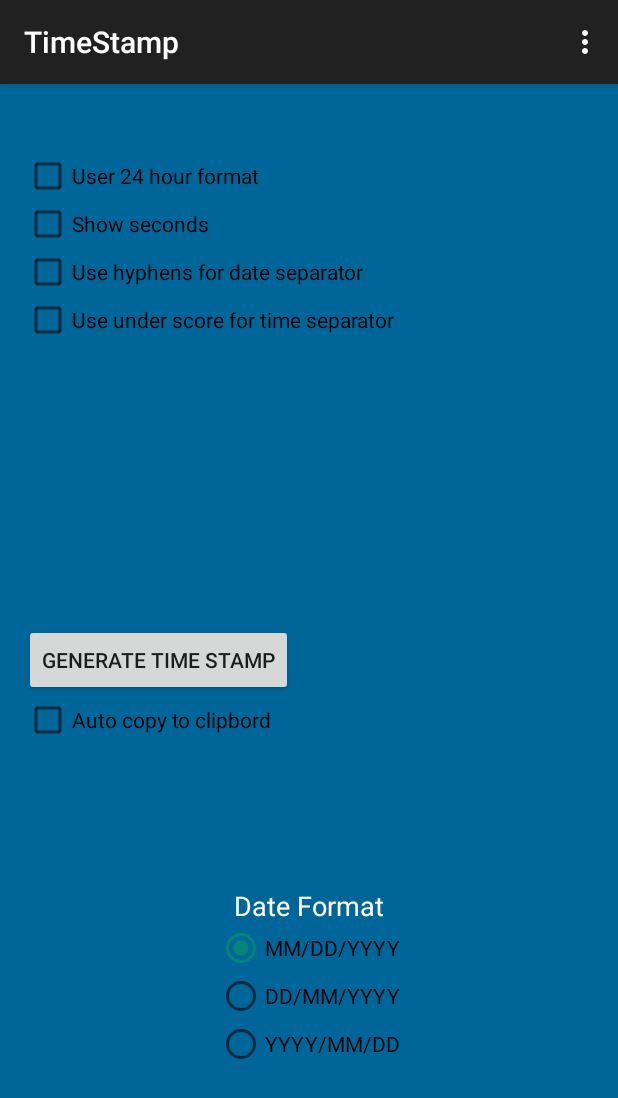
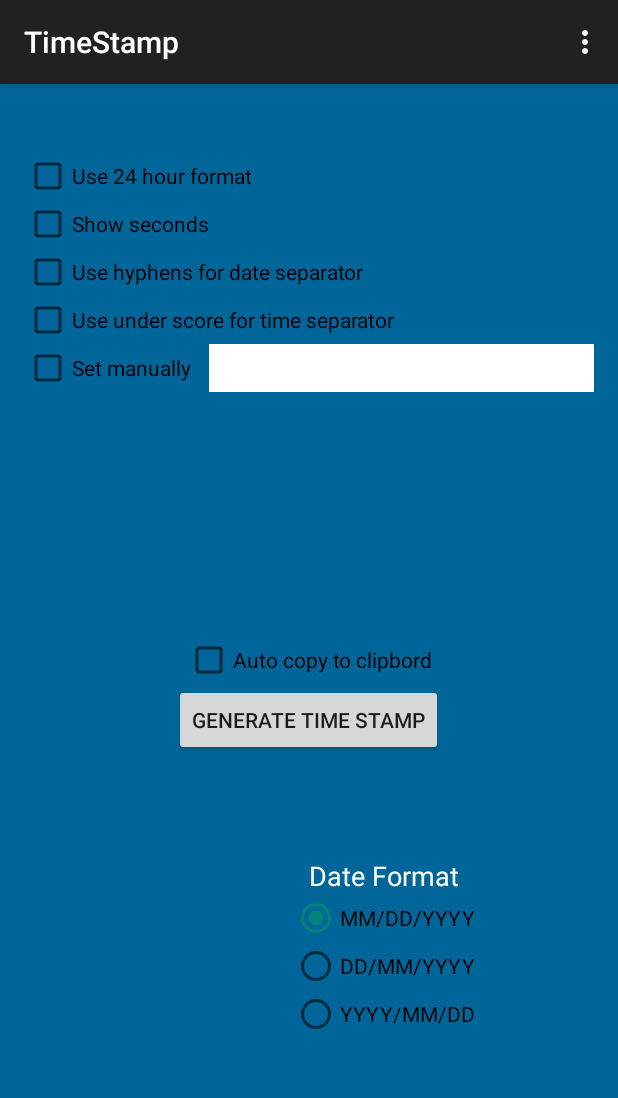
Before and after one commit to judek/TimeStamp, an Android app: the screen it shows after launch (MainActivity), on a phone screen of 412 x 824 dp. Shown: the top 1098 px of the screen. Run offline under Robolectric (Android 15) with nearby library versions, the phone set to English and light mode, and no system bars.

Commit message:
First Pass adding formated input, still need to get to input to be presistant

```diff
--- a/app/src/main/res/layout/activity_main.xml
+++ b/app/src/main/res/layout/activity_main.xml
@@ -19,7 +19,7 @@
     <CheckBox
         android:layout_width="wrap_content"
         android:layout_height="wrap_content"
-        android:text="User 24 hour format"
+        android:text="Use 24 hour format"
         android:id="@+id/checkBox24"
         android:layout_below="@+id/textView"
         android:layout_alignParentLeft="true"
@@ -116,9 +116,8 @@
         android:layout_height="wrap_content"
         android:text="Generate Time Stamp"
         android:id="@+id/button"
-        android:layout_centerVertical="true"
-        android:layout_alignParentLeft="true"
-        android:layout_alignParentStart="true" />
+        android:layout_below="@+id/checkBox"
+        android:layout_centerHorizontal="true" />
 
     <CheckBox
         android:layout_width="wrap_content"
@@ -126,8 +125,34 @@
         android:text="Auto copy to clipbord"
         android:id="@+id/checkBox"
         android:onClick="itemClicked"
-        android:layout_below="@+id/button"
-        android:layout_alignParentLeft="true" />
+        android:layout_centerVertical="true"
+        android:layout_centerHorizontal="true" />
+
+    <CheckBox
+        android:layout_width="wrap_content"
+        android:layout_height="wrap_content"
+        android:text="Set manually"
+        android:id="@+id/checkBoxManual"
+        android:onClick="itemClicked"
+        android:layout_below="@+id/checkBoxUnderScore"
+        android:layout_alignParentLeft="true"
+        android:layout_alignParentStart="true" />
+
+    <EditText
+        android:layout_width="wrap_content"
+        android:layout_height="wrap_content"
+        android:id="@+id/editText"
+        android:text=""
+        android:background="#ffffff"
+        android:layout_alignBottom="@+id/checkBoxManual"
+        android:layout_alignRight="@+id/RadioGroupDateFormat"
+        android:layout_alignEnd="@+id/RadioGroupDateFormat"
+        android:layout_toRightOf="@+id/checkBoxSeconds"
+        android:layout_toEndOf="@+id/checkBoxSeconds"
+        android:editable="true"
+        android:enabled="true"
+        android:textSize="10dp"
+        android:layout_alignTop="@+id/checkBoxManual" />
 
 
 </RelativeLayout>
```
Also changed, not shown: app/src/main/java/com/judek/timestamp/MainActivity.java (+35 -2 lines).
